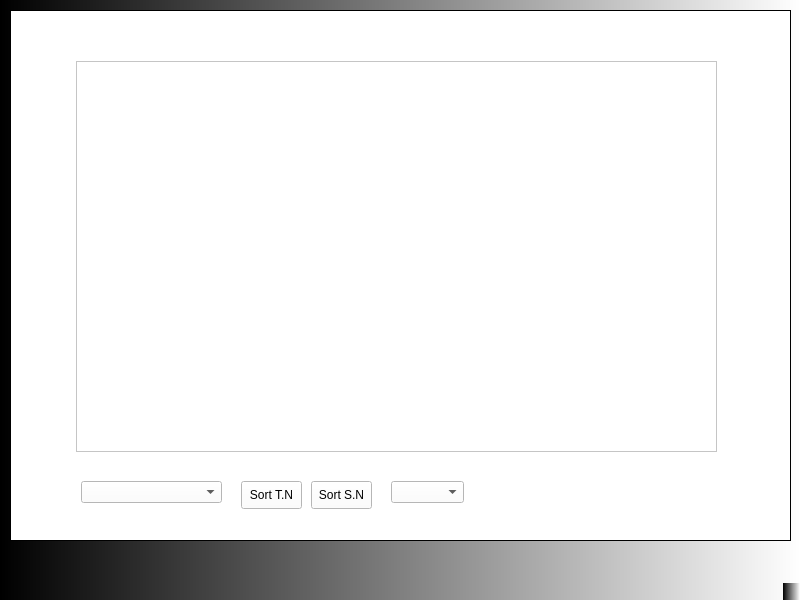
Before: the Qt Designer form CS1D_Project_2/mainwindow.ui in hicholasnu/Take-Me-Out-To-The-Ballgame, drawn with Qt 5.
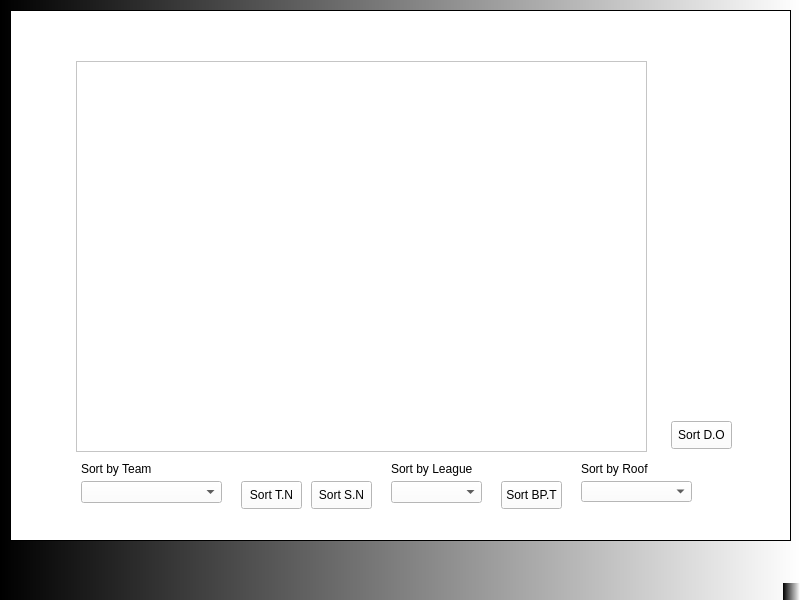
After: the same form once the commit is applied.

Patch:
```diff
--- a/CS1D_Project_2/mainwindow.ui
+++ b/CS1D_Project_2/mainwindow.ui
@@ -184,7 +184,7 @@
        <rect>
         <x>65</x>
         <y>50</y>
-        <width>641</width>
+        <width>571</width>
         <height>391</height>
        </rect>
       </property>
@@ -230,11 +230,86 @@
        <rect>
         <x>380</x>
         <y>470</y>
-        <width>73</width>
+        <width>91</width>
         <height>22</height>
        </rect>
       </property>
      </widget>
+     <widget class="QPushButton" name="pushButtonSortByBallparkTypology">
+      <property name="geometry">
+       <rect>
+        <x>490</x>
+        <y>470</y>
+        <width>61</width>
+        <height>28</height>
+       </rect>
+      </property>
+      <property name="text">
+       <string>Sort BP.T</string>
+      </property>
+     </widget>
+     <widget class="QComboBox" name="comboBoxChooseRoofType">
+      <property name="geometry">
+       <rect>
+        <x>570</x>
+        <y>470</y>
+        <width>111</width>
+        <height>21</height>
+       </rect>
+      </property>
+     </widget>
+     <widget class="QLabel" name="labelSortByTeam">
+      <property name="geometry">
+       <rect>
+        <x>70</x>
+        <y>450</y>
+        <width>91</width>
+        <height>16</height>
+       </rect>
+      </property>
+      <property name="text">
+       <string>Sort by Team</string>
+      </property>
+     </widget>
+     <widget class="QLabel" name="labelSortByLeague">
+      <property name="geometry">
+       <rect>
+        <x>380</x>
+        <y>450</y>
+        <width>91</width>
+        <height>16</height>
+       </rect>
+      </property>
+      <property name="text">
+       <string>Sort by League</string>
+      </property>
+     </widget>
+     <widget class="QLabel" name="labelSortByRoofType">
+      <property name="geometry">
+       <rect>
+        <x>570</x>
+        <y>450</y>
+        <width>91</width>
+        <height>16</height>
+       </rect>
+      </property>
+      <property name="text">
+       <string>Sort by Roof</string>
+      </property>
+     </widget>
+     <widget class="QPushButton" name="pushButtonSortByDateOpened">
+      <property name="geometry">
+       <rect>
+        <x>660</x>
+        <y>410</y>
+        <width>61</width>
+        <height>28</height>
+       </rect>
+      </property>
+      <property name="text">
+       <string>Sort D.O</string>
+      </property>
+     </widget>
     </widget>
    </widget>
   </widget>
```
Left out of the diff: 4 changed lines with no effect on the pictures.
